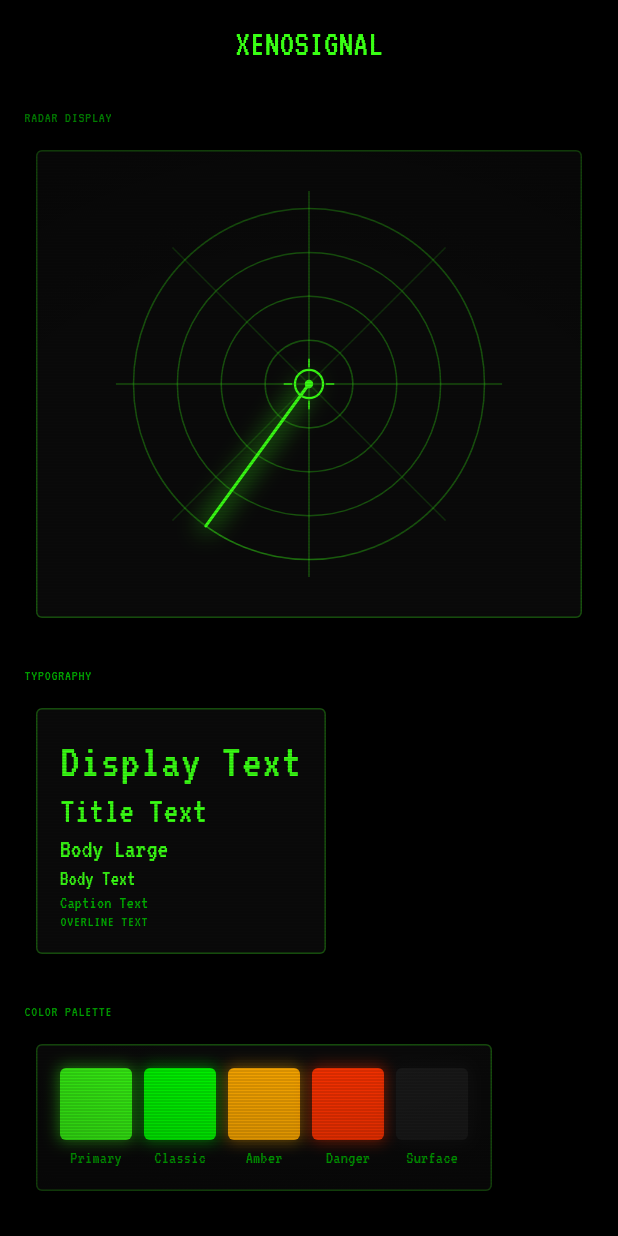
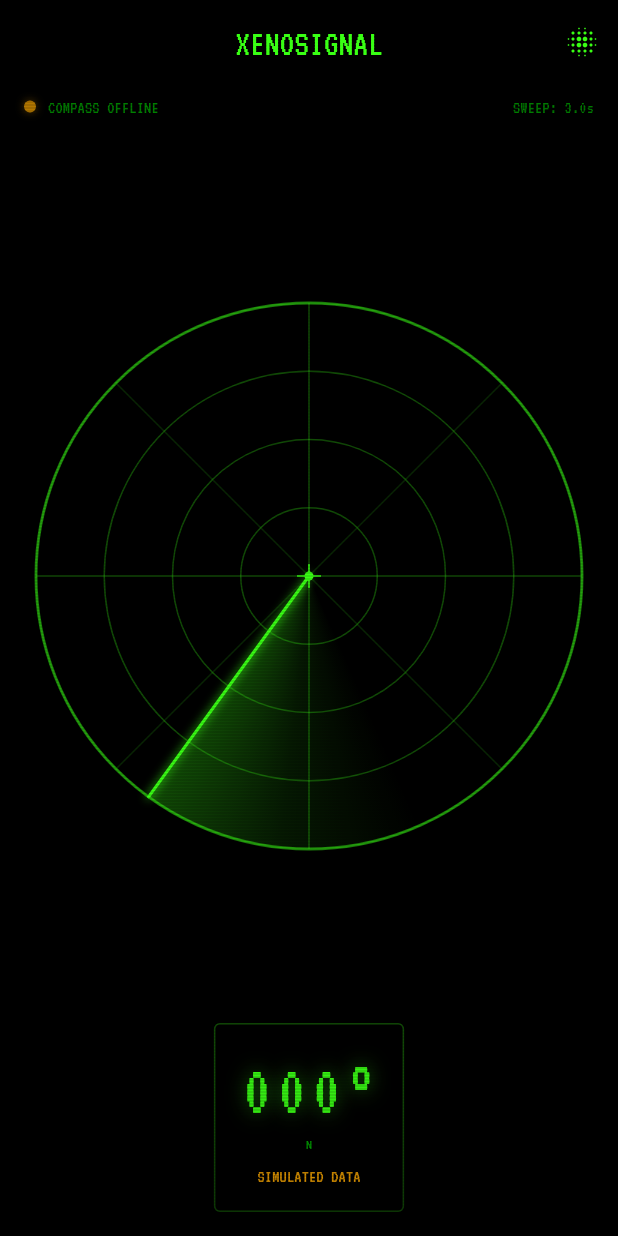
Before and after one commit to aronchick/xenosignal, a Flutter app: the screen it shows after launch, on a phone screen of 412 x 824 dp. Run offline on Flutter 3.47's test engine with Material 3 defaults, Android fonts, the phone set to English and light mode, and no system bars; our stand-ins replace flutter_compass, google_fonts.

Commit message:
feat(radar): Add RadarPainter and Compass integration (#4)
Implements P1.1 and P1.2 tasks:
- RadarPainter CustomPainter with concentric circle grid, crosshairs,
  and sweep line animation (3-sec rotation, 60fps)
- CompassService with Kalman filter smoothing for stable heading data
- RadarScreen widget integrating sweep animation and compass display
- Status indicators for compass state (active/offline/unavailable)
- Unit tests for CompassSmoother and RadarPainter

```diff
--- /dev/null
+++ b/lib/features/radar_display/data/compass_service.dart
@@ -0,0 +1,146 @@
+import 'dart:async';
+
+import 'package:flutter_compass/flutter_compass.dart';
+
+import '../domain/compass_smoother.dart';
+
+/// Status of the compass service.
+enum CompassStatus {
+  /// Compass is working and providing readings.
+  active,
+
+  /// Compass permission not granted.
+  permissionDenied,
+
+  /// Device has no compass hardware.
+  unavailable,
+
+  /// Compass is offline (no readings received).
+  offline,
+}
+
+/// Service for accessing device compass with smoothed heading data.
+///
+/// Wraps [FlutterCompass] and applies Kalman filtering for stable readings.
+/// Provides heading as degrees clockwise from North (0° = North, 90° = East).
+class CompassService {
+  final CompassSmoother _smoother = CompassSmoother();
+  StreamSubscription<CompassEvent>? _subscription;
+  Timer? _offlineTimer;
+
+  CompassStatus _status = CompassStatus.offline;
+  double _lastRawHeading = 0;
+  double _accuracy = 0;
+
+  /// Timeout before marking compass as offline (no readings).
+  static const Duration offlineTimeout = Duration(seconds: 3);
+
+  /// Stream of smoothed heading values in degrees (0-360).
+  final StreamController<double> _headingController =
+      StreamController<double>.broadcast();
+
+  /// Stream of compass status changes.
+  final StreamController<CompassStatus> _statusController =
+      StreamController<CompassStatus>.broadcast();
+
+  /// Stream of smoothed compass headings.
+  Stream<double> get headingStream => _headingController.stream;
+
+  /// Stream of status changes.
+  Stream<CompassStatus> get statusStream => _statusController.stream;
+
+  /// Current compass status.
+  CompassStatus get status => _status;
+
+  /// Current smoothed heading in degrees.
+  double get heading => _smoother.currentHeading;
+
+  /// Last raw (unfiltered) heading from sensor.
+  double get rawHeading => _lastRawHeading;
+
+  /// Compass accuracy in degrees (lower is better).
+  double get accuracy => _accuracy;
+
+  /// Whether compass is providing valid readings.
+  bool get isActive => _status == CompassStatus.active;
+
+  /// Starts the compass service and begins streaming headings.
+  void start() {
+    // Check if compass is available (events stream is null if not supported)
+    final events = FlutterCompass.events;
+    if (events == null) {
+      _setStatus(CompassStatus.unavailable);
+      return;
+    }
+
+    // Subscribe to compass events
+    _subscription = events.listen(
+      _onCompassEvent,
+      onError: _onCompassError,
+    );
+
+    // Start offline detection timer
+    _startOfflineTimer();
+  }
+
+  /// Stops the compass service.
+  void stop() {
+    _subscription?.cancel();
+    _subscription = null;
+    _offlineTimer?.cancel();
+    _offlineTimer = null;
+    _setStatus(CompassStatus.offline);
+  }
+
+  /// Disposes of all resources.
+  void dispose() {
+    stop();
+    _headingController.close();
+    _statusController.close();
+  }
+
+  void _onCompassEvent(CompassEvent event) {
+    // Handle null heading (permission issue or sensor error)
+    if (event.heading == null) {
+      _setStatus(CompassStatus.permissionDenied);
+      return;
+    }
+
+    _lastRawHeading = event.heading!;
+    _accuracy = event.accuracy ?? 0;
+
+    // Apply smoothing
+    final smoothedHeading = _smoother.filter(_lastRawHeading);
+
+    // Update status to active
+    if (_status != CompassStatus.active) {
+      _setStatus(CompassStatus.active);
+    }
+
+    // Emit smoothed heading
+    _headingController.add(smoothedHeading);
+
+    // Reset offline timer
+    _startOfflineTimer();
+  }
+
+  void _onCompassError(Object error) {
+    _setStatus(CompassStatus.unavailable);
+  }
+
+  void _setStatus(CompassStatus newStatus) {
+    if (_status != newStatus) {
+      _status = newStatus;
+      _statusController.add(newStatus);
+    }
+  }
+
+  void _startOfflineTimer() {
+    _offlineTimer?.cancel();
+    _offlineTimer = Timer(offlineTimeout, () {
+      if (_status == CompassStatus.active) {
+        _setStatus(CompassStatus.offline);
+      }
+    });
+  }
+}
--- /dev/null
+++ b/lib/features/radar_display/data/data_exports.dart
@@ -0,0 +1 @@
+export 'compass_service.dart';
--- /dev/null
+++ b/lib/features/radar_display/domain/compass_smoother.dart
@@ -0,0 +1,90 @@
+import 'dart:math' as math;
+
+/// Kalman filter for smoothing compass readings.
+///
+/// Raw compass data is noisy, especially indoors. This filter provides
+/// smooth heading changes while remaining responsive to real direction changes.
+/// Uses a 1D Kalman filter with angular wrapping to handle the 0°/360° boundary.
+class CompassSmoother {
+  /// Current estimate of the heading.
+  double _estimate = 0;
+
+  /// Current error in the estimate.
+  double _errorEstimate = 1;
+
+  /// Measurement error (sensor noise).
+  final double _errorMeasure;
+
+  /// Process noise (how much we expect the heading to change).
+  final double _processNoise;
+
+  /// Creates a compass smoother with configurable noise parameters.
+  ///
+  /// Lower [measurementError] = trust sensor more (faster response, more jitter).
+  /// Higher [processNoise] = expect more movement (faster response).
+  CompassSmoother({
+    double measurementError = 0.5,
+    double processNoise = 0.1,
+  })  : _errorMeasure = measurementError,
+        _processNoise = processNoise;
+
+  /// Filters a raw compass reading and returns smoothed heading.
+  ///
+  /// [measurement] should be in degrees (0-360).
+  /// Returns smoothed heading in degrees (0-360).
+  double filter(double measurement) {
+    // Handle angular wrapping (e.g., 359° to 1° should not jump through 180°)
+    double diff = _angleDifference(measurement, _estimate);
+
+    // Kalman gain
+    double kalmanGain = _errorEstimate / (_errorEstimate + _errorMeasure);
+
+    // Update estimate (add the angular difference, not absolute value)
+    _estimate = _normalizeAngle(_estimate + kalmanGain * diff);
+
+    // Update error estimate
+    _errorEstimate = (1 - kalmanGain) * _errorEstimate + _processNoise;
+
+    return _estimate;
+  }
+
+  /// Resets the filter to a specific heading.
+  ///
+  /// Use when the filter should immediately adopt a new heading
+  /// without smoothing (e.g., on app resume or major location change).
+  void reset(double heading) {
+    _estimate = _normalizeAngle(heading);
+    _errorEstimate = 1;
+  }
+
+  /// Gets the current smoothed heading.
+  double get currentHeading => _estimate;
+
+  /// Calculates the shortest angular difference between two angles.
+  ///
+  /// Returns value in range [-180, 180].
+  double _angleDifference(double a, double b) {
+    double diff = a - b;
+    // Normalize to [-180, 180]
+    while (diff > 180) {
+      diff -= 360;
+    }
+    while (diff < -180) {
+      diff += 360;
+    }
+    return diff;
+  }
+
+  /// Normalizes an angle to [0, 360).
+  double _normalizeAngle(double angle) {
+    angle = angle % 360;
+    if (angle < 0) angle += 360;
+    return angle;
+  }
+}
+
+/// Converts degrees to radians.
+double degreesToRadians(double degrees) => degrees * (math.pi / 180);
+
+/// Converts radians to degrees.
+double radiansToDegrees(double radians) => radians * (180 / math.pi);
--- /dev/null
+++ b/lib/features/radar_display/domain/domain_exports.dart
@@ -0,0 +1 @@
+export 'compass_smoother.dart';
--- /dev/null
+++ b/lib/features/radar_display/presentation/presentation_exports.dart
@@ -0,0 +1,2 @@
+export 'radar_painter.dart';
+export 'radar_screen.dart';
--- /dev/null
+++ b/lib/features/radar_display/presentation/radar_screen.dart
@@ -0,0 +1,242 @@
+import 'dart:async';
+import 'dart:math' as math;
+
+import 'package:flutter/material.dart';
+
+import '../../../core/effects/crt_effect.dart';
+import '../../../core/theme/colors.dart';
+import '../../../core/theme/theme.dart';
+import '../../../core/theme/typography.dart';
+import '../data/compass_service.dart';
+import 'radar_painter.dart';
+
+/// Main radar display screen.
+///
+/// Combines the RadarPainter with sweep animation and compass integration.
+/// Shows compass heading, status indicators, and the animated radar sweep.
+class RadarScreen extends StatefulWidget {
+  const RadarScreen({super.key});
+
+  @override
+  State<RadarScreen> createState() => _RadarScreenState();
+}
+
+class _RadarScreenState extends State<RadarScreen>
+    with SingleTickerProviderStateMixin {
+  /// Sweep animation controller - continuous 3-second rotation.
+  late AnimationController _sweepController;
+
+  /// Compass service for device heading.
+  final CompassService _compass = CompassService();
+
+  /// Current compass heading in degrees.
+  double _heading = 0;
+
+  /// Stream subscriptions.
+  StreamSubscription<double>? _headingSubscription;
+  StreamSubscription<CompassStatus>? _statusSubscription;
+
+  /// CRT effect toggle.
+  bool _crtEnabled = true;
+
+  @override
+  void initState() {
+    super.initState();
+    _initAnimation();
+    _initCompass();
+  }
+
+  void _initAnimation() {
+    _sweepController = AnimationController(
+      vsync: this,
+      duration: const Duration(seconds: 3), // Full rotation in 3 seconds
+    )..repeat(); // Continuous clockwise rotation
+  }
+
+  void _initCompass() {
+    _headingSubscription = _compass.headingStream.listen((heading) {
+      setState(() => _heading = heading);
+    });
+
+    _statusSubscription = _compass.statusStream.listen((status) {
+      setState(() {}); // Rebuild to show status change
+    });
+
+    _compass.start();
+  }
+
+  @override
+  void dispose() {
+    _sweepController.dispose();
+    _headingSubscription?.cancel();
+    _statusSubscription?.cancel();
+    _compass.dispose();
+    super.dispose();
+  }
+
+  @override
+  Widget build(BuildContext context) {
+    return Scaffold(
+      appBar: AppBar(
+        title: const Text('XENOSIGNAL'),
+        actions: [
+          IconButton(
+            icon: Icon(_crtEnabled ? Icons.blur_on : Icons.blur_off),
+            onPressed: () => setState(() => _crtEnabled = !_crtEnabled),
+            tooltip: 'Toggle CRT Effect',
+          ),
+        ],
+      ),
+      body: CrtOverlay(
+        enabled: _crtEnabled,
+        child: SafeArea(
+          child: Column(
+            children: [
+              // Compass status bar
+              _buildStatusBar(),
+
+              // Radar display (main content)
+              Expanded(
+                child: _buildRadarDisplay(),
+              ),
+
+              // Heading readout
+              _buildHeadingReadout(),
+
+              const SizedBox(height: XenoTheme.spacing2x),
+            ],
+          ),
+        ),
+      ),
+    );
+  }
+
+  Widget _buildStatusBar() {
+    return Container(
+      padding: const EdgeInsets.symmetric(
+        horizontal: XenoTheme.spacing2x,
+        vertical: XenoTheme.spacing1x,
+      ),
+      child: Row(
+        children: [
+          _buildStatusIndicator(),
+          const Spacer(),
+          Text(
+            'SWEEP: 3.0s',
+            style: XenoTypography.caption(),
+          ),
+        ],
+      ),
+    );
+  }
+
+  Widget _buildStatusIndicator() {
+    final (label, color) = switch (_compass.status) {
+      CompassStatus.active => ('COMPASS ACTIVE', XenoColors.primaryGreen),
+      CompassStatus.offline => ('COMPASS OFFLINE', XenoColors.amber),
+      CompassStatus.permissionDenied => ('PERMISSION DENIED', XenoColors.danger),
+      CompassStatus.unavailable => ('NO COMPASS', XenoColors.danger),
+    };
+
+    return Row(
+      mainAxisSize: MainAxisSize.min,
+      children: [
+        Container(
+          width: 8,
+          height: 8,
+          decoration: BoxDecoration(
+            shape: BoxShape.circle,
+            color: color,
+            boxShadow: [
+              BoxShadow(
+                color: color.withValues(alpha: 0.5),
+                blurRadius: 4,
+              ),
+            ],
+          ),
+        ),
+        const SizedBox(width: XenoTheme.spacing1x),
+        Text(label, style: XenoTypography.caption()),
+      ],
+    );
+  }
+
+  Widget _buildRadarDisplay() {
+    return Padding(
+      padding: const EdgeInsets.all(XenoTheme.spacing2x),
+      child: AspectRatio(
+        aspectRatio: 1, // Square radar display
+        child: AnimatedBuilder(
+          animation: _sweepController,
+          builder: (context, child) {
+            // Convert animation value (0-1) to radians (0 to 2*pi)
+            final sweepAngle = _sweepController.value * 2 * math.pi;
+
+            // Convert heading to radians (opposite direction for inverse rotation)
+            final compassRadians = _heading * (math.pi / 180);
+
+            return CustomPaint(
+              painter: RadarPainter(
+                sweepAngle: sweepAngle,
+                compassHeading: compassRadians,
+              ),
+              size: Size.infinite,
+            );
+          },
+        ),
+      ),
+    );
+  }
+
+  Widget _buildHeadingReadout() {
+    final headingInt = _heading.round() % 360;
+    final cardinal = _getCardinalDirection(_heading);
+
+    return Container(
+      padding: const EdgeInsets.all(XenoTheme.spacing2x),
+      decoration: BoxDecoration(
+        border: Border.all(
+          color: XenoColors.primaryGreen.withValues(alpha: 0.3),
+        ),
+        borderRadius: BorderRadius.circular(XenoTheme.borderRadius),
+      ),
+      child: Column(
+        children: [
+          Text(
+            '${headingInt.toString().padLeft(3, '0')}°',
+            style: XenoTypography.display().copyWith(
+              fontSize: 48,
+              letterSpacing: 4,
+              shadows: [
+                Shadow(
+                  color: XenoColors.glowGreen,
+                  blurRadius: 16,
+                ),
+              ],
+            ),
+          ),
+          Text(
+            cardinal,
+            style: XenoTypography.overline(),
+          ),
+          if (!_compass.isActive)
+            Padding(
+              padding: const EdgeInsets.only(top: XenoTheme.spacing1x),
+              child: Text(
+                'SIMULATED DATA',
+                style: XenoTypography.caption().copyWith(
+                  color: XenoColors.amber,
+                ),
+              ),
+            ),
+        ],
+      ),
+    );
+  }
+
+  String _getCardinalDirection(double heading) {
+    const directions = ['N', 'NE', 'E', 'SE', 'S', 'SW', 'W', 'NW'];
+    final index = ((heading + 22.5) / 45).floor() % 8;
+    return directions[index];
+  }
+}
--- /dev/null
+++ b/lib/features/radar_display/radar_display_exports.dart
@@ -0,0 +1,3 @@
+export 'data/data_exports.dart';
+export 'domain/domain_exports.dart';
+export 'presentation/presentation_exports.dart';
--- a/lib/main.dart
+++ b/lib/main.dart
@@ -5,6 +5,7 @@ import 'core/theme/colors.dart';
 import 'core/theme/theme.dart';
 import 'core/theme/typography.dart';
 import 'features/radar/radar_exports.dart';
+import 'features/radar_display/radar_display_exports.dart';
 
 void main() {
   runApp(const XenoSignalApp());
@@ -25,7 +26,7 @@ class XenoSignalApp extends StatelessWidget {
       theme: XenoTheme.green,
       darkTheme: XenoTheme.green, // Always dark
       themeMode: ThemeMode.dark,
-      home: const ThemeDemoScreen(),
+      home: const RadarScreen(),
     );
   }
 }
--- a/pubspec.yaml
+++ b/pubspec.yaml
@@ -37,6 +37,9 @@ dependencies:
 
   # Google Fonts for VT323 and Share Tech Mono (retro terminal fonts)
   google_fonts: ^6.2.1
+
+  # Device compass for heading data
+  flutter_compass: ^0.8.0
 
 dev_dependencies:
   flutter_test:
```
Also changed, not shown: lib/features/radar_display/presentation/radar_painter.dart (added, +235 -0 lines), pubspec.lock, 3 other files.
